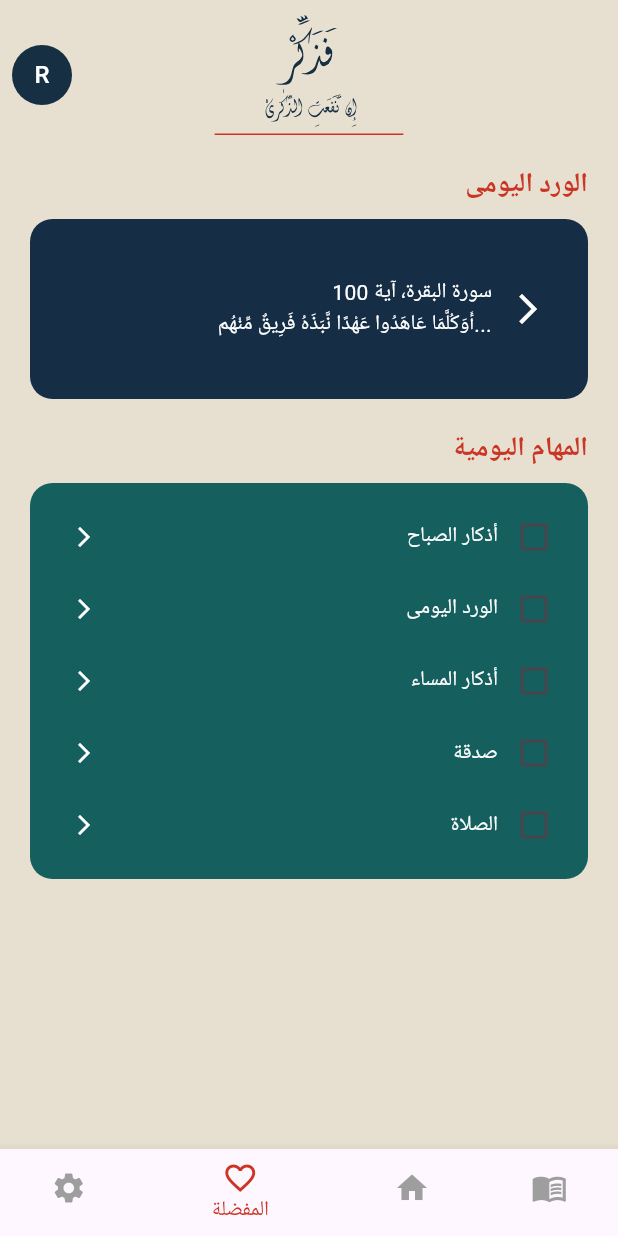
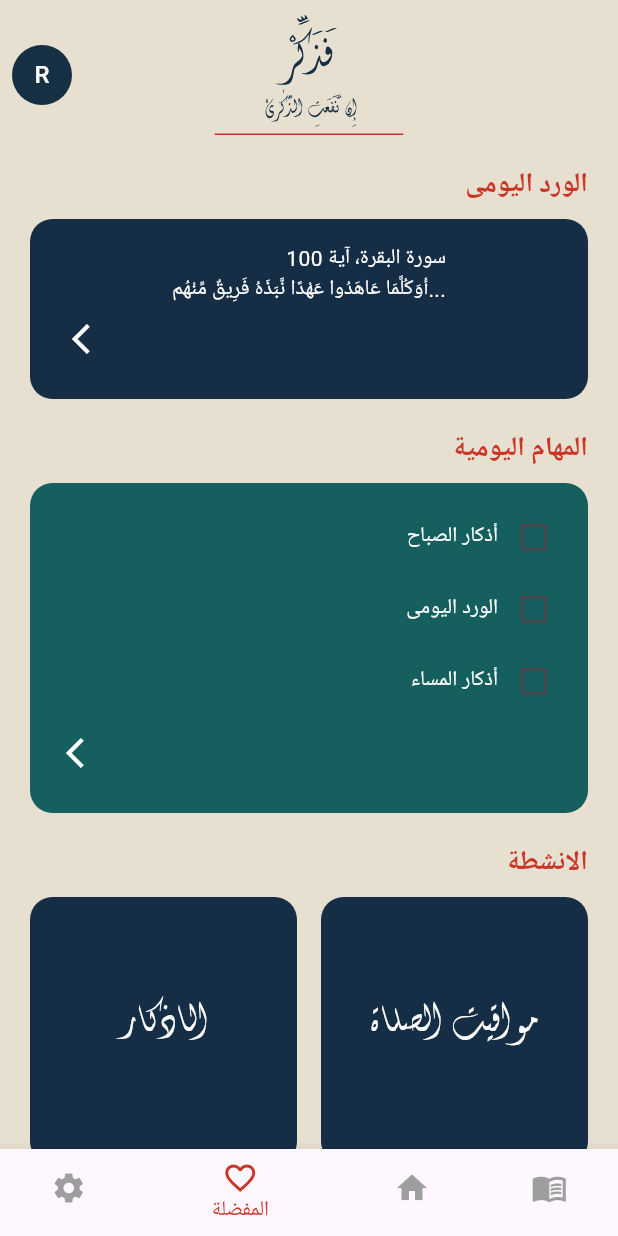
Before and after one commit to HodaMostafa12/azkar_app, a Flutter app: the HomePage screen opened directly, item 2 of the bottom bar chosen, on a phone screen of 412 x 824 dp. Run offline on Flutter 3.47's test engine with Material 3 defaults, Android fonts, the phone set to English and light mode, and no system bars; our stand-ins replace flutter_svg; statements that could not run were skipped.

Commit message:
home, fonts, new logo

```diff
--- a/lib/view/home_page.dart
+++ b/lib/view/home_screen/home_page.dart
@@ -1,4 +1,6 @@
+import 'package:flutter/cupertino.dart';
 import 'package:flutter/material.dart';
+import 'package:flutter/widgets.dart';
 import 'package:flutter_svg/flutter_svg.dart';
 
 class HomePage extends StatefulWidget {
@@ -9,7 +11,8 @@ class HomePage extends StatefulWidget {
 }
 
 class _HomePageState extends State<HomePage> {
-  int _selectedIndex = 0;
+  int _selectedIndex = 2;
+  final List<String> options=["الاذكار","مواقيت الصلاة","المصحف","المصحف","القبلة","المهام اليومية"];
   final List<bool> _tasks = [false, false, false, false, false];
 
   void _onNavTap(int index) {
@@ -71,16 +74,16 @@ class _HomePageState extends State<HomePage> {
                   borderRadius: BorderRadius.circular(15),
                   color: const Color(0xFF152D45),
                 ),
-                child: Row(
+                child: Column(
                   mainAxisAlignment: MainAxisAlignment.spaceBetween,
                   children: [
                     Expanded(
                       child: GestureDetector(
                         onTap: () {
-                          Navigator.push(
-                            context,
-                            MaterialPageRoute(builder: (_) => const DailyVersePage()),
-                          );
+                          // Navigator.push(
+                          //   context,
+                          //   MaterialPageRoute(builder: (_) => const DailyVersePage()),
+                          // );
                         },
                         child: const Text(
                           "سورة البقرة، آية 100\n"
@@ -90,14 +93,17 @@ class _HomePageState extends State<HomePage> {
                         ),
                       ),
                     ),
-                    IconButton(
-                      icon: const Icon(Icons.arrow_forward_ios, color: Colors.white),
-                      onPressed: () {
-                        Navigator.push(
-                          context,
-                          MaterialPageRoute(builder: (_) => const DailyVersePage()),
-                        );
-                      },
+                    Align(
+                      alignment: Alignment.bottomLeft,
+                      child: IconButton(
+                        icon: const Icon(Icons.arrow_back_ios, color: Colors.white),
+                        onPressed: () {
+                          // Navigator.push(
+                          //   context,
+                          //   MaterialPageRoute(builder: (_) => const DailyVersePage()),
+                          // );
+                        },
+                      ),
                     ),
                   ],
                 ),
@@ -118,6 +124,7 @@ class _HomePageState extends State<HomePage> {
 
               // Second container with arrow
               Container(
+                height: 220,
                 padding: const EdgeInsets.all(12),
                 decoration: BoxDecoration(
                   borderRadius: BorderRadius.circular(15),
@@ -128,11 +135,54 @@ class _HomePageState extends State<HomePage> {
                     _buildTaskItem("أذكار الصباح", 0),
                     _buildTaskItem("الورد اليومى", 1),
                     _buildTaskItem("أذكار المساء", 2),
-                    _buildTaskItem("صدقة", 3),
-                    _buildTaskItem("الصلاة", 4),
+
+                        Align(
+                          alignment: Alignment.bottomLeft,
+                          child: IconButton(
+                            icon: const Icon(Icons.arrow_back_ios, color: Colors.white, ),
+                            onPressed: () {
+                              // Navigator.push(
+                              //   context,
+                              //   MaterialPageRoute(builder: (_) => const TaskDetailsPage()),
+                              // );
+                            },
+                          ),
+                        ),
+
                   ],
                 ),
               ),
+              const SizedBox(height: 20),
+              const Text(
+                "الانشطة",
+                style: TextStyle(
+                  fontFamily: 'Inter',
+                  color: Color(0xFFCB3526),
+                  fontWeight: FontWeight.bold,
+                  fontSize: 18,
+                ),
+                textAlign: TextAlign.right,
+              ),
+              SizedBox(height: 10,),
+              SizedBox(
+                height: 1000,
+                  child: GridView.builder(
+                      itemCount: options.length,
+                      gridDelegate: SliverGridDelegateWithFixedCrossAxisCount(crossAxisCount: 2,mainAxisSpacing: 10,crossAxisSpacing: 16),
+                      itemBuilder: (context,index){
+                        return Container(
+                          height:50,
+                          width: 166,
+                          decoration: BoxDecoration(
+                              color: const Color(0xFF152D45),
+                              borderRadius: BorderRadius.circular(15)
+                          ),
+                          child: Center(child: Text(options[index],style: TextStyle(fontFamily: "B Fantezy",color: Colors.white,fontSize: 30),)),
+                        );
+                      }
+
+                  )
+              )
             ],
           ),
         ),
@@ -167,19 +217,9 @@ class _HomePageState extends State<HomePage> {
 
   // Right-aligned checkbox + text
   Widget _buildTaskItem(String title, int index) {
-    return Row(
-      mainAxisAlignment: MainAxisAlignment.spaceBetween,
-      children: [
-        IconButton(
-          icon: const Icon(Icons.arrow_forward_ios, color: Colors.white, size: 16),
-          onPressed: () {
-            Navigator.push(
-              context,
-              MaterialPageRoute(builder: (_) => const TaskDetailsPage()),
-            );
-          },
-        ),
-        Row(
+    //     ),
+    return    Row(
+      mainAxisAlignment: MainAxisAlignment.end,
           children: [
             Text(title, style: const TextStyle(color: Colors.white)),
             Checkbox(
@@ -192,41 +232,7 @@ class _HomePageState extends State<HomePage> {
               activeColor: const Color(0xFFCB3526),
             ),
           ],
-        ),
-      ],
+
     );
   }
 }
-
-class DailyVersePage extends StatelessWidget {
-  const DailyVersePage({super.key});
-
-  @override
-  Widget build(BuildContext context) {
-    return Scaffold(
-      backgroundColor: const Color(0xFFE7E0D0),
-      appBar: AppBar(
-        title: const Text("الورد اليومى"),
-        backgroundColor: const Color(0xFF152D45),
-      ),
-      body: const Center(
-        child: Text(
-          "هنا تفاصيل الورد اليومى",
-          style: TextStyle(fontSize: 20),
-        ),
-      ),
-    );
-  }
-}
-
-class TaskDetailsPage extends StatelessWidget {
-  const TaskDetailsPage({super.key});
-
-  @override
-  Widget build(BuildContext context) {
-    return Scaffold(
-      appBar: AppBar(title: const Text("تفاصيل المهمة")),
-      body: const Center(child: Text("صفحة تفاصيل المهمة")),
-    );
-  }
-}
```
Also changed, not shown: lib/utils/const_colors.dart (added).
